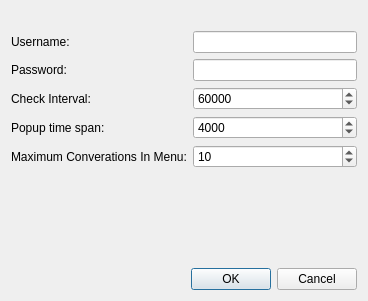
This is dialog_options.ui in eteran/qgmailnotifier as Qt 5 draws it before an edit. The edited form follows.
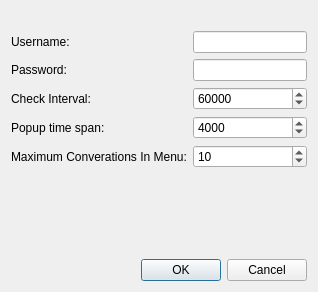
This is the edited form. Icons and pictures are not drawn.

Diff of the .ui file:
```diff
--- a/dialog_options.ui
+++ b/dialog_options.ui
@@ -1,13 +1,13 @@
 <?xml version="1.0" encoding="UTF-8"?>
 <ui version="4.0">
  <class>DialogOptions</class>
- <widget class="QDialog" name="DialogOptions">
-  <property name="geometry">
+ <widget class="QDialog" name="DialogOptions" >
+  <property name="geometry" >
    <rect>
     <x>0</x>
     <y>0</y>
-    <width>368</width>
-    <height>301</height>
+    <width>318</width>
+    <height>292</height>
    </rect>
   </property>
   <property name="windowTitle">
@@ -31,15 +31,8 @@
      </property>
     </widget>
    </item>
-   <item row="1" column="1">
-    <widget class="QLineEdit" name="txtUser">
-     <property name="sizePolicy">
-      <sizepolicy hsizetype="MinimumExpanding" vsizetype="Fixed">
-       <horstretch>0</horstretch>
-       <verstretch>0</verstretch>
-      </sizepolicy>
-     </property>
-    </widget>
+   <item row="1" column="1" >
+    <widget class="QLineEdit" name="txtUser" />
    </item>
    <item row="2" column="0">
     <widget class="QLabel" name="label_2">
@@ -48,15 +41,9 @@
      </property>
     </widget>
    </item>
-   <item row="2" column="1">
-    <widget class="QLineEdit" name="txtPass">
-     <property name="sizePolicy">
-      <sizepolicy hsizetype="MinimumExpanding" vsizetype="Fixed">
-       <horstretch>0</horstretch>
-       <verstretch>0</verstretch>
-      </sizepolicy>
-     </property>
-     <property name="echoMode">
+   <item row="2" column="1" >
+    <widget class="QLineEdit" name="txtPass" >
+     <property name="echoMode" >
       <enum>QLineEdit::Password</enum>
      </property>
     </widget>
@@ -68,15 +55,9 @@
      </property>
     </widget>
    </item>
-   <item row="3" column="1">
-    <widget class="QSpinBox" name="spnInterval">
-     <property name="sizePolicy">
-      <sizepolicy hsizetype="MinimumExpanding" vsizetype="Fixed">
-       <horstretch>0</horstretch>
-       <verstretch>0</verstretch>
-      </sizepolicy>
-     </property>
-     <property name="minimum">
+   <item row="3" column="1" >
+    <widget class="QSpinBox" name="spnInterval" >
+     <property name="minimum" >
       <number>1000</number>
      </property>
      <property name="maximum">
@@ -94,15 +75,9 @@
      </property>
     </widget>
    </item>
-   <item row="4" column="1">
-    <widget class="QSpinBox" name="spnPopup">
-     <property name="sizePolicy">
-      <sizepolicy hsizetype="MinimumExpanding" vsizetype="Fixed">
-       <horstretch>0</horstretch>
-       <verstretch>0</verstretch>
-      </sizepolicy>
-     </property>
-     <property name="maximum">
+   <item row="4" column="1" >
+    <widget class="QSpinBox" name="spnPopup" >
+     <property name="maximum" >
       <number>10000</number>
      </property>
      <property name="value">
@@ -117,15 +92,9 @@
      </property>
     </widget>
    </item>
-   <item row="5" column="1">
-    <widget class="QSpinBox" name="spnConversation">
-     <property name="sizePolicy">
-      <sizepolicy hsizetype="MinimumExpanding" vsizetype="Fixed">
-       <horstretch>0</horstretch>
-       <verstretch>0</verstretch>
-      </sizepolicy>
-     </property>
-     <property name="minimum">
+   <item row="5" column="1" >
+    <widget class="QSpinBox" name="spnConversation" >
+     <property name="minimum" >
       <number>1</number>
      </property>
      <property name="maximum">
```
Left out of the diff: 83 changed lines with no effect on the pictures.
